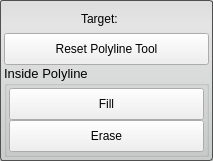
jessdtate/Seg3D, file Interface/ToolInterface/PolyLineToolInterface.ui: the form before one commit.
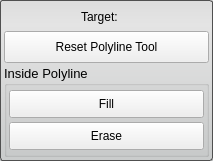
The form after the commit.

Patch:
```diff
--- a/Interface/ToolInterface/PolyLineToolInterface.ui
+++ b/Interface/ToolInterface/PolyLineToolInterface.ui
@@ -40,7 +40,7 @@
   </property>
   <layout class="QVBoxLayout" name="verticalLayout_2">
    <property name="spacing">
-    <number>0</number>
+    <number>2</number>
    </property>
    <property name="margin">
     <number>4</number>
@@ -169,13 +169,13 @@
            <property name="minimumSize">
             <size>
              <width>0</width>
-             <height>32</height>
+             <height>28</height>
             </size>
            </property>
            <property name="maximumSize">
             <size>
              <width>16777215</width>
-             <height>32</height>
+             <height>28</height>
             </size>
            </property>
            <property name="toolTip">
@@ -209,13 +209,13 @@
            <property name="minimumSize">
             <size>
              <width>0</width>
-             <height>32</height>
+             <height>28</height>
             </size>
            </property>
            <property name="maximumSize">
             <size>
              <width>16777215</width>
-             <height>32</height>
+             <height>28</height>
             </size>
            </property>
            <property name="toolTip">
```
